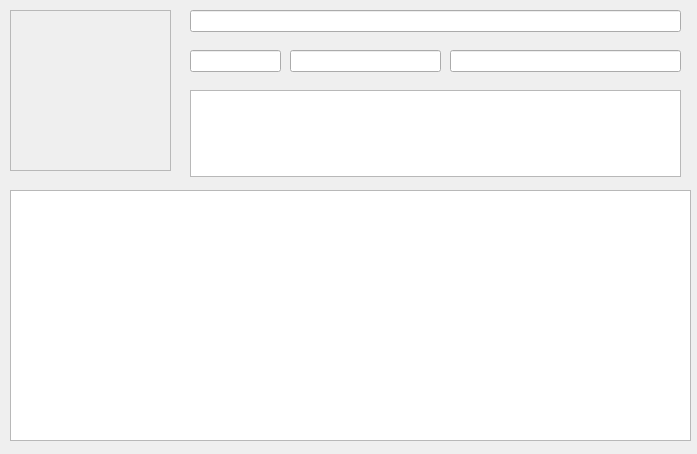
Old version of the form client/ui/realtorwindow.ui in the repository ArchivedProje/bsbd.
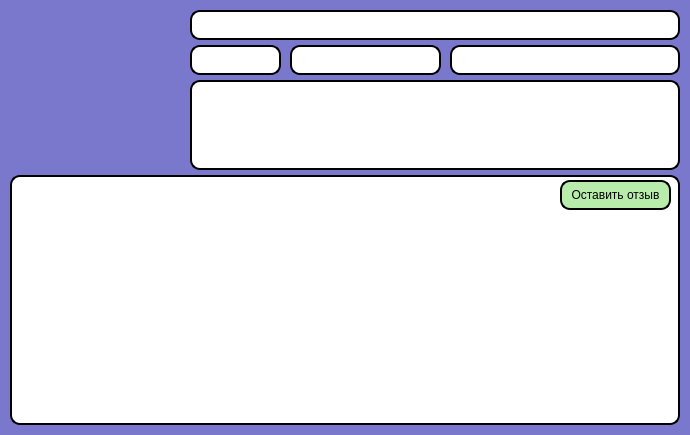
New version of the form.

```diff
--- a/client/ui/realtorwindow.ui
+++ b/client/ui/realtorwindow.ui
@@ -6,87 +6,171 @@
    <rect>
     <x>0</x>
     <y>0</y>
-    <width>697</width>
-    <height>454</height>
+    <width>690</width>
+    <height>435</height>
    </rect>
   </property>
+  <property name="minimumSize">
+   <size>
+    <width>690</width>
+    <height>435</height>
+   </size>
+  </property>
+  <property name="maximumSize">
+   <size>
+    <width>690</width>
+    <height>435</height>
+   </size>
+  </property>
   <property name="windowTitle">
    <string>Form</string>
   </property>
-  <widget class="QFrame" name="frame">
-   <property name="geometry">
-    <rect>
-     <x>10</x>
-     <y>10</y>
-     <width>161</width>
-     <height>161</height>
-    </rect>
-   </property>
-   <property name="frameShape">
-    <enum>QFrame::StyledPanel</enum>
-   </property>
-   <property name="frameShadow">
-    <enum>QFrame::Raised</enum>
-   </property>
-  </widget>
+  <property name="styleSheet">
+   <string notr="true">background-color: rgb(122, 120, 204);</string>
+  </property>
   <widget class="QLineEdit" name="fullNameEdit">
    <property name="geometry">
     <rect>
      <x>190</x>
      <y>10</y>
-     <width>491</width>
-     <height>22</height>
+     <width>490</width>
+     <height>30</height>
     </rect>
    </property>
+   <property name="font">
+    <font>
+     <family>Calibri Light</family>
+     <pointsize>14</pointsize>
+    </font>
+   </property>
+   <property name="styleSheet">
+    <string notr="true">background-color: rgb(255, 255, 255);
+border-radius: 10px;
+border: 2px solid black;</string>
+   </property>
   </widget>
   <widget class="QLineEdit" name="ratingEdit">
    <property name="geometry">
     <rect>
      <x>190</x>
-     <y>50</y>
+     <y>45</y>
      <width>91</width>
-     <height>22</height>
+     <height>30</height>
     </rect>
    </property>
+   <property name="styleSheet">
+    <string notr="true">background-color: rgb(255, 255, 255);
+border-radius: 10px;
+border: 2px solid black;</string>
+   </property>
   </widget>
   <widget class="QLineEdit" name="experienceEdit">
    <property name="geometry">
     <rect>
      <x>290</x>
-     <y>50</y>
+     <y>45</y>
      <width>151</width>
-     <height>22</height>
+     <height>30</height>
     </rect>
    </property>
+   <property name="font">
+    <font>
+     <family>Calibri Light</family>
+     <pointsize>14</pointsize>
+    </font>
+   </property>
+   <property name="styleSheet">
+    <string notr="true">background-color: rgb(255, 255, 255);
+border-radius: 10px;
+border: 2px solid black;</string>
+   </property>
   </widget>
   <widget class="QLineEdit" name="phoneNumberEdit">
    <property name="geometry">
     <rect>
      <x>450</x>
-     <y>50</y>
-     <width>231</width>
-     <height>22</height>
+     <y>45</y>
+     <width>230</width>
+     <height>30</height>
     </rect>
    </property>
+   <property name="font">
+    <font>
+     <family>Calibri Light</family>
+     <pointsize>14</pointsize>
+    </font>
+   </property>
+   <property name="styleSheet">
+    <string notr="true">background-color: rgb(255, 255, 255);
+border-radius: 10px;
+border: 2px solid black;</string>
+   </property>
   </widget>
   <widget class="QTextEdit" name="infoEdit">
    <property name="geometry">
     <rect>
      <x>190</x>
-     <y>90</y>
-     <width>491</width>
-     <height>87</height>
+     <y>80</y>
+     <width>490</width>
+     <height>90</height>
     </rect>
    </property>
+   <property name="font">
+    <font>
+     <family>Calibri Light</family>
+     <pointsize>14</pointsize>
+    </font>
+   </property>
+   <property name="styleSheet">
+    <string notr="true">background-color: rgb(255, 255, 255);
+border-radius: 10px;
+border: 2px solid black;</string>
+   </property>
   </widget>
   <widget class="QListWidget" name="commentslist">
    <property name="geometry">
     <rect>
      <x>10</x>
-     <y>190</y>
-     <width>681</width>
-     <height>251</height>
+     <y>175</y>
+     <width>670</width>
+     <height>250</height>
     </rect>
+   </property>
+   <property name="styleSheet">
+    <string notr="true">background-color: rgb(255, 255, 255);
+border-radius: 10px;
+border: 2px solid black;</string>
+   </property>
+  </widget>
+  <widget class="QPushButton" name="billingBtn_2">
+   <property name="geometry">
+    <rect>
+     <x>560</x>
+     <y>180</y>
+     <width>111</width>
+     <height>30</height>
+    </rect>
+   </property>
+   <property name="styleSheet">
+    <string notr="true">border-radius: 10px;
+border: 2px solid black;
+background-color: rgb(184, 236, 171);</string>
+   </property>
+   <property name="text">
+    <string>Оставить отзыв</string>
+   </property>
+  </widget>
+  <widget class="QLabel" name="label">
+   <property name="geometry">
+    <rect>
+     <x>10</x>
+     <y>10</y>
+     <width>171</width>
+     <height>151</height>
+    </rect>
+   </property>
+   <property name="text">
+    <string/>
    </property>
   </widget>
  </widget>
```
